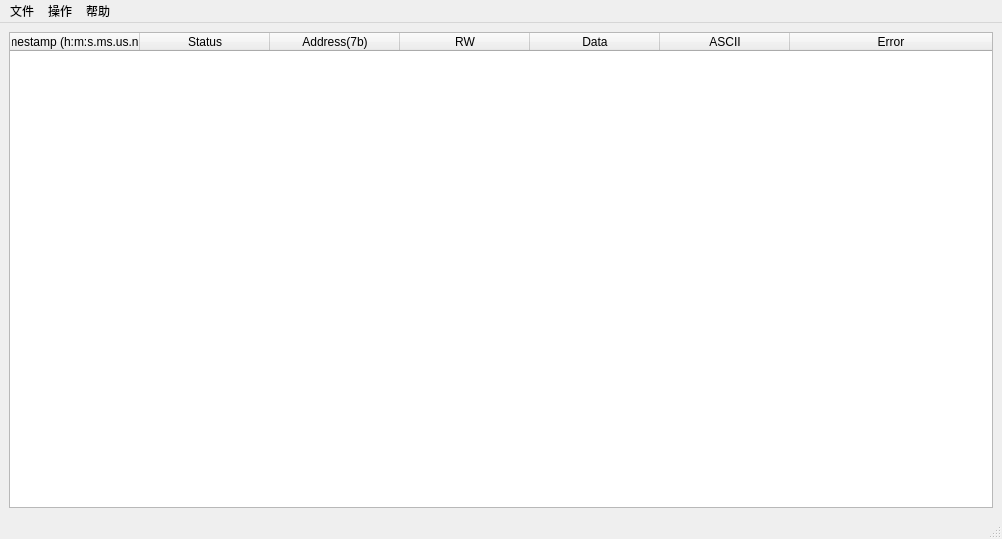
First picture: the form in mainUI.ui, repository Namsange/dsview_tool, before the edit.
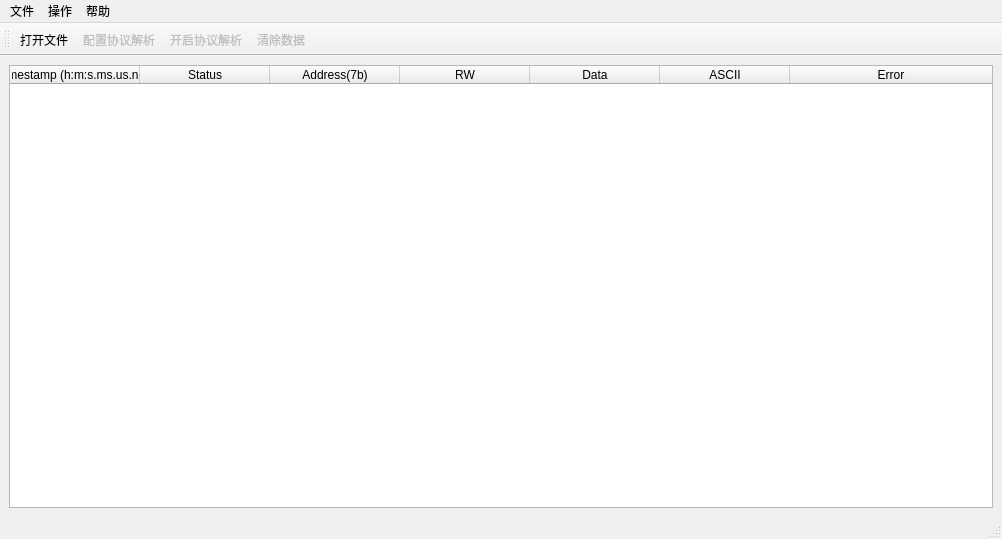
Second picture: the form after the edit. Icons and pictures are not drawn.

Patch:
```diff
--- a/mainUI.ui
+++ b/mainUI.ui
@@ -131,17 +131,37 @@
    <addaction name="menu_3"/>
   </widget>
   <widget class="QStatusBar" name="statusbar"/>
-  <action name="actionHelp">
-   <property name="text">
-    <string>帮助</string>
+  <widget class="QToolBar" name="toolBar">
+   <property name="enabled">
+    <bool>true</bool>
    </property>
-  </action>
+   <property name="windowTitle">
+    <string>toolBar</string>
+   </property>
+   <attribute name="toolBarArea">
+    <enum>TopToolBarArea</enum>
+   </attribute>
+   <attribute name="toolBarBreak">
+    <bool>false</bool>
+   </attribute>
+   <addaction name="actionOpenFile"/>
+   <addaction name="actionCfgProtocol"/>
+   <addaction name="actionStartProtocol"/>
+   <addaction name="actionClearContents"/>
+  </widget>
   <action name="actionAbout">
    <property name="text">
     <string>关于</string>
    </property>
   </action>
   <action name="actionCfgProtocol">
+   <property name="enabled">
+    <bool>false</bool>
+   </property>
+   <property name="icon">
+    <iconset resource="ico.qrc">
+     <normaloff>:/ico/ico/config.ico</normaloff>:/ico/ico/config.ico</iconset>
+   </property>
    <property name="text">
     <string>配置协议解析</string>
    </property>
@@ -157,11 +177,25 @@
    </property>
   </action>
   <action name="actionClearContents">
+   <property name="enabled">
+    <bool>false</bool>
+   </property>
+   <property name="icon">
+    <iconset resource="ico.qrc">
+     <normaloff>:/ico/ico/clear.ico</normaloff>:/ico/ico/clear.ico</iconset>
+   </property>
    <property name="text">
     <string>清除数据</string>
    </property>
   </action>
   <action name="actionStartProtocol">
+   <property name="enabled">
+    <bool>false</bool>
+   </property>
+   <property name="icon">
+    <iconset resource="ico.qrc">
+     <normaloff>:/ico/ico/start.ico</normaloff>:/ico/ico/start.ico</iconset>
+   </property>
    <property name="text">
     <string>开启协议解析</string>
    </property>
```
Left out of the diff: 21 changed lines with no effect on the pictures.
